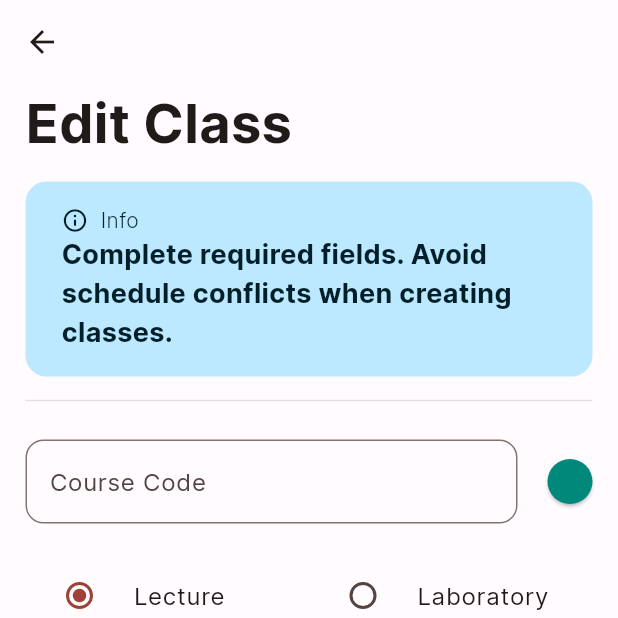
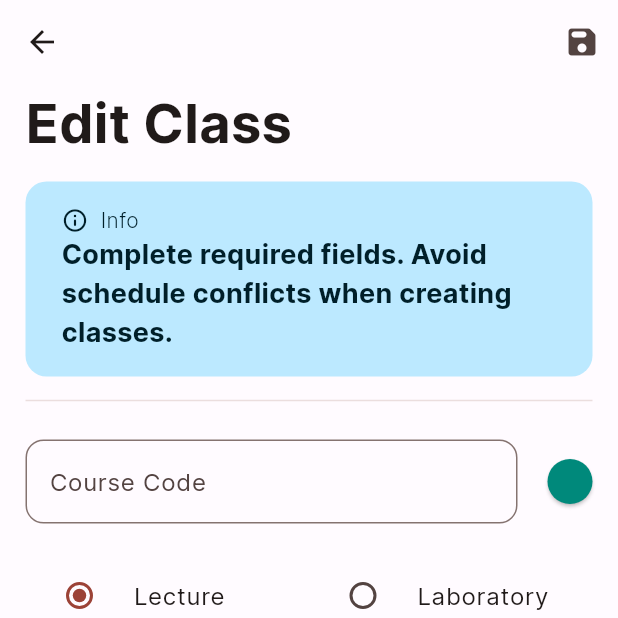
Before and after one commit to darylldan/course-planner, a Flutter app: the EditClass screen opened directly with empty values, on a phone screen of 412 x 824 dp, the top half of it. Run offline on Flutter 3.47's test engine with Material 2 defaults, Android fonts, the phone set to English and light mode, and no system bars; our stand-ins replace isar; accounts and stored records are empty; generated files the repository leaves out were written again; statements that could not run were skipped.

Commit message:
feat: added save button in app bar when editing classes

```diff
--- a/lib/screens/classes_module/edit_class.dart
+++ b/lib/screens/classes_module/edit_class.dart
@@ -95,7 +95,14 @@ class _EditClassState extends State<EditClass> {
   @override
   Widget build(BuildContext context) {
     return Scaffold(
-      appBar: AppBar(),
+      appBar: AppBar(
+        actions: [
+          IconButton(
+            onPressed: _submitChanges,
+            icon: const Icon(Icons.save_rounded),
+          )
+        ],
+      ),
       body: SingleChildScrollView(
         child: Padding(
           padding:
@@ -566,7 +573,8 @@ class _EditClassState extends State<EditClass> {
                             minute: _startDate!.minute));
                     if (context.mounted && time != null) {
                       if (time.hour < 7 ||
-                          (time.hour >= 19 && time.minute > 0) || time.hour > 19) {
+                          (time.hour >= 19 && time.minute > 0) ||
+                          time.hour > 19) {
                         showDialog(
                           context: context,
                           builder: (context) {
@@ -613,7 +621,8 @@ class _EditClassState extends State<EditClass> {
 
                     if (context.mounted && time != null) {
                       if (time.hour < 7 ||
-                          (time.hour >= 19 && time.minute > 0) || time.hour > 19) {
+                          (time.hour >= 19 && time.minute > 0) ||
+                          time.hour > 19) {
                         showDialog(
                           context: context,
                           builder: (context) {
```
